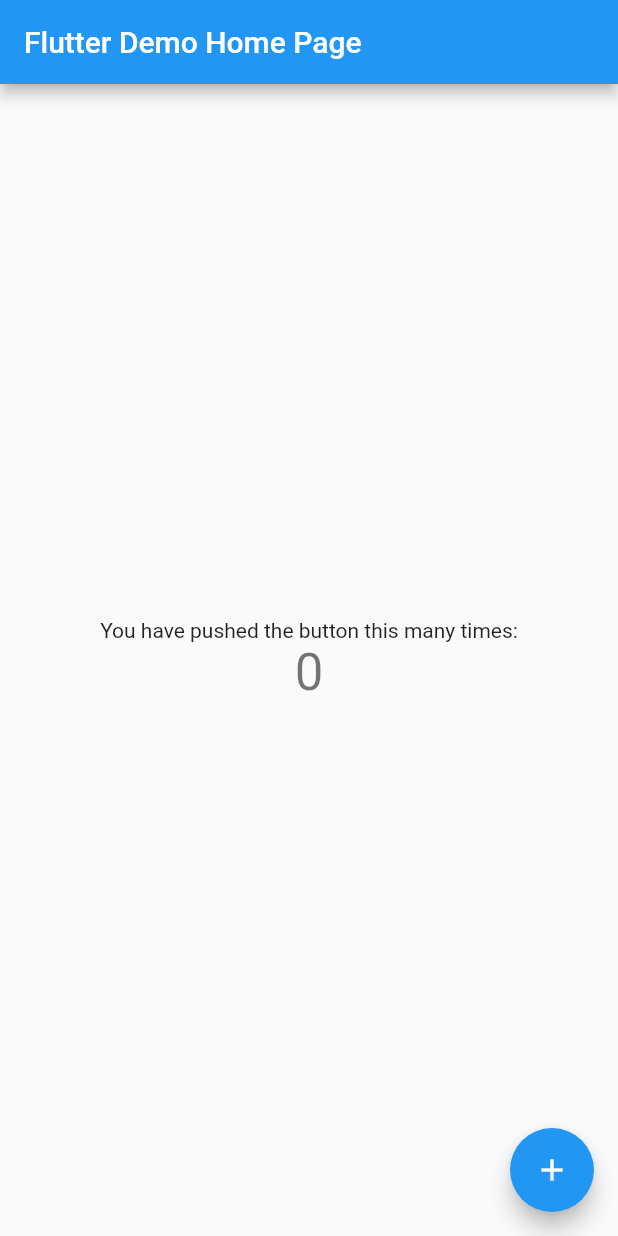
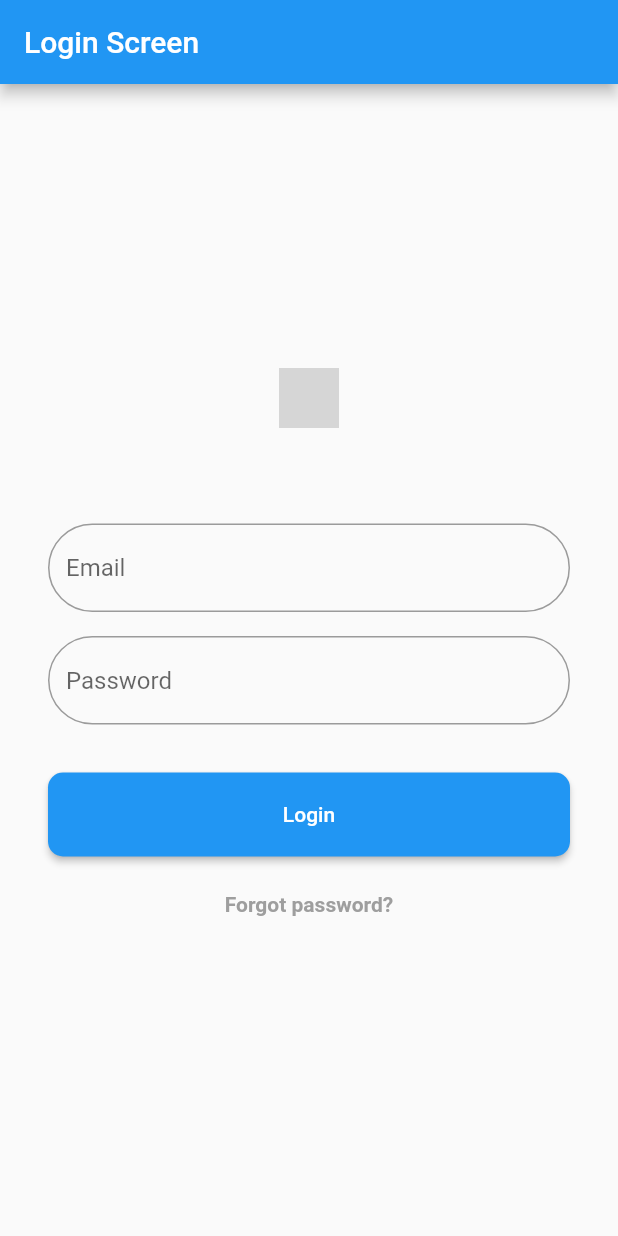
Before and after one commit to ryzalfadhillah/Prak-TPM-123200053, a Flutter app: the screen it shows after launch, on a phone screen of 412 x 824 dp. Run offline on Flutter 3.47's test engine with Material 2 defaults, Android fonts, the phone set to English and light mode, and no system bars; network calls fail; grey boxes are pictures that could not be loaded.

Commit message:
Create login screen

```diff
--- a/Tugas1_123200053/login_page/lib/main.dart
+++ b/Tugas1_123200053/login_page/lib/main.dart
@@ -1,115 +1,76 @@
 import 'package:flutter/material.dart';
 
 void main() {
-  runApp(const MyApp());
+  runApp(LoginPage());
 }
 
-class MyApp extends StatelessWidget {
-  const MyApp({super.key});
+class LoginPage extends StatelessWidget {
+  const LoginPage({super.key});
 
-  // This widget is the root of your application.
   @override
   Widget build(BuildContext context) {
     return MaterialApp(
-      title: 'Flutter Demo',
-      theme: ThemeData(
-        // This is the theme of your application.
-        //
-        // Try running your application with "flutter run". You'll see the
-        // application has a blue toolbar. Then, without quitting the app, try
-        // changing the primarySwatch below to Colors.green and then invoke
-        // "hot reload" (press "r" in the console where you ran "flutter run",
-        // or simply save your changes to "hot reload" in a Flutter IDE).
-        // Notice that the counter didn't reset back to zero; the application
-        // is not restarted.
-        primarySwatch: Colors.blue,
+      debugShowCheckedModeBanner: false,
+      home: Scaffold(
+        appBar: AppBar(
+          title: Text("Login Screen"),
+        ),
+        body: Padding(
+          padding: const EdgeInsets.symmetric(horizontal: 32),
+          child: Center(
+            child: Column(
+              mainAxisAlignment: MainAxisAlignment.center,
+              children: [
+                Image.network(
+                  "https://storage.googleapis.com/cms-storage-bucket/0dbfcc7a59cd1cf16282.png",
+                  height: 40,
+                ),
+                Padding(
+                  padding: const EdgeInsets.fromLTRB(0, 64, 0, 0),
+                  child: TextField(
+                    decoration: InputDecoration(
+                        border: OutlineInputBorder(
+                            borderRadius: BorderRadius.circular(50),
+                            borderSide: BorderSide(color: Colors.blue)),
+                        hintText: 'Email'),
+                  ),
+                ),
+                Padding(
+                  padding: const EdgeInsets.fromLTRB(0, 16, 0, 32),
+                  child: TextField(
+                    decoration: InputDecoration(
+                        border: OutlineInputBorder(
+                            borderRadius: BorderRadius.circular(50),
+                            borderSide: BorderSide(color: Colors.blue)),
+                        hintText: 'Password'),
+                  ),
+                ),
+                SizedBox(
+                  width: double.infinity,
+                  child: ElevatedButton(
+                    onPressed: () {},
+                    child: Text('Login'),
+                    style: ElevatedButton.styleFrom(
+                        shape: RoundedRectangleBorder(
+                            borderRadius: BorderRadius.circular(10)),
+                        padding: EdgeInsets.all(20)),
+                  ),
+                ),
+                Padding(
+                  padding: const EdgeInsets.all(8.0),
+                  child: TextButton(
+                      onPressed: () {},
+                      child: Text(
+                        'Forgot password?',
+                        style: TextStyle(
+                            color: Colors.grey, fontWeight: FontWeight.bold),
+                      )),
+                )
+              ],
+            ),
+          ),
+        ),
       ),
-      home: const MyHomePage(title: 'Flutter Demo Home Page'),
     );
   }
 }
-
-class MyHomePage extends StatefulWidget {
-  const MyHomePage({super.key, required this.title});
-
-  // This widget is the home page of your application. It is stateful, meaning
-  // that it has a State object (defined below) that contains fields that affect
-  // how it looks.
-
-  // This class is the configuration for the state. It holds the values (in this
-  // case the title) provided by the parent (in this case the App widget) and
-  // used by the build method of the State. Fields in a Widget subclass are
-  // always marked "final".
-
-  final String title;
-
-  @override
-  State<MyHomePage> createState() => _MyHomePageState();
-}
-
-class _MyHomePageState extends State<MyHomePage> {
-  int _counter = 0;
-
-  void _incrementCounter() {
-    setState(() {
-      // This call to setState tells the Flutter framework that something has
-      // changed in this State, which causes it to rerun the build method below
-      // so that the display can reflect the updated values. If we changed
-      // _counter without calling setState(), then the build method would not be
-      // called again, and so nothing would appear to happen.
-      _counter++;
-    });
-  }
-
-  @override
-  Widget build(BuildContext context) {
-    // This method is rerun every time setState is called, for instance as done
-    // by the _incrementCounter method above.
-    //
-    // The Flutter framework has been optimized to make rerunning build methods
-    // fast, so that you can just rebuild anything that needs updating rather
-    // than having to individually change instances of widgets.
-    return Scaffold(
-      appBar: AppBar(
-        // Here we take the value from the MyHomePage object that was created by
-        // the App.build method, and use it to set our appbar title.
-        title: Text(widget.title),
-      ),
-      body: Center(
-        // Center is a layout widget. It takes a single child and positions it
-        // in the middle of the parent.
-        child: Column(
-          // Column is also a layout widget. It takes a list of children and
-          // arranges them vertically. By default, it sizes itself to fit its
-          // children horizontally, and tries to be as tall as its parent.
-          //
-          // Invoke "debug painting" (press "p" in the console, choose the
-          // "Toggle Debug Paint" action from the Flutter Inspector in Android
-          // Studio, or the "Toggle Debug Paint" command in Visual Studio Code)
-          // to see the wireframe for each widget.
-          //
-          // Column has various properties to control how it sizes itself and
-          // how it positions its children. Here we use mainAxisAlignment to
-          // center the children vertically; the main axis here is the vertical
-          // axis because Columns are vertical (the cross axis would be
-          // horizontal).
-          mainAxisAlignment: MainAxisAlignment.center,
-          children: <Widget>[
-            const Text(
-              'You have pushed the button this many times:',
-            ),
-            Text(
-              '$_counter',
-              style: Theme.of(context).textTheme.headlineMedium,
-            ),
-          ],
-        ),
-      ),
-      floatingActionButton: FloatingActionButton(
-        onPressed: _incrementCounter,
-        tooltip: 'Increment',
-        child: const Icon(Icons.add),
-      ), // This trailing comma makes auto-formatting nicer for build methods.
-    );
-  }
-}
```
